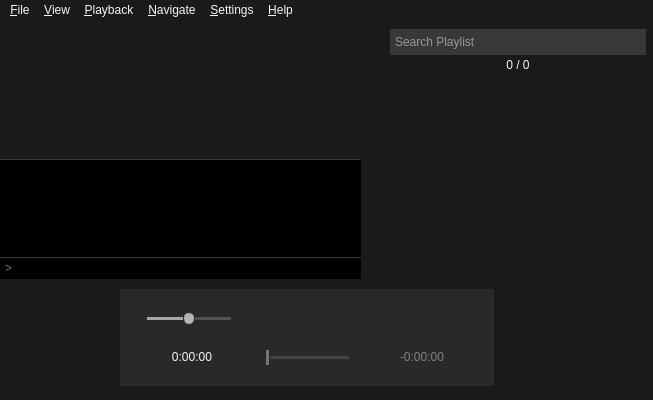
First picture: the form in src/ui/mainwindow.ui, repository liberize/Baka-MPlayer, before the edit.
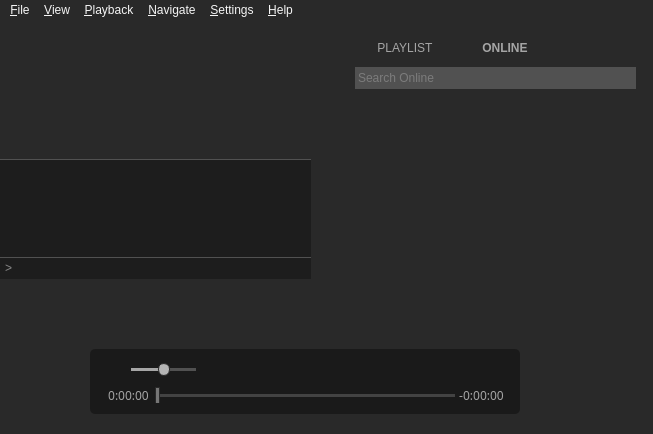
Second picture: the form after the edit. Icons and pictures are not drawn. Custom widgets are drawn as their Qt base class.

```diff
--- a/src/ui/mainwindow.ui
+++ b/src/ui/mainwindow.ui
@@ -7,7 +7,7 @@
     <x>0</x>
     <y>0</y>
     <width>653</width>
-    <height>400</height>
+    <height>434</height>
    </rect>
   </property>
   <property name="focusPolicy">
@@ -26,7 +26,7 @@
   <property name="styleSheet">
    <string notr="true">QWidget {
 	font-family: &quot;Noto Sans&quot;, &quot;FreeSans&quot;;
-	background: #1A1A1A;
+	background: #292929;
 	color: whitesmoke;
 }
 
@@ -34,18 +34,18 @@
 
 QMenuBar,
 QMenuBar::item {
-	background: #1A1A1A;
+	background: #292929;
 }
 QMenuBar::item:selected {
-	background: #383838;
+	background: #515151;
 }
 
 QMenu {
-	background: #1A1A1A;
-    border: 1px solid #383838;
+	background: #292929;
+    border: 1px solid #515151;
 }
 QMenu::item:selected {
-	background: #383838;
+	background: #515151;
  }
 QMenu::item:checked {
 	/* distinguish check state for menu item's with images here */
@@ -55,7 +55,7 @@
 }
 /* QMenu::item::disabled:selected { } */
 QMenu::separator {
-	background: #383838;
+	background: #515151;
 	height: 1px;
 	margin: 2px 0;
 }
@@ -71,12 +71,12 @@
 
 #outputTextEdit {
 	font: 12px &quot;Courier New&quot;, monospace;
-	border-top: 1px solid #383838;
+	border-top: 1px solid #515151;
 }
 
 #inputLineEdit {
 	font: 12px &quot;Courier New&quot;,monospace;
-	border-top: 1px solid #383838;
+	border-top: 1px solid #515151;
 	padding: 2px;
 }
 #inputLineEdit:focus {
@@ -86,8 +86,8 @@
 /* Playlist group */
 
 #searchBox {
-	background: #383838;
-	border: 1px solid #383838;
+	background: #515151;
+	border: 1px solid #515151;
 	font-size: 12px;
 	padding: 4px 2px;
 }
@@ -111,11 +111,11 @@
 	outline: none;
 }
 #playlistWidget::item {
-	background: #1A1A1A;
+	background: #292929;
 	padding: 4px 2px;
 }
 #playlistWidget::item:selected {
-	background: #383838;
+	background: #515151;
 }
 #playlistWidget:item:selected:active,
 #playlistWidget:item:selected:!active {
@@ -139,7 +139,7 @@
 }
 QScrollBar::add-page:vertical,
 QScrollBar::sub-page:vertical  {
-	background: #383838;
+	background: #515151;
 	margin: 0 2px;
 }
 QScrollBar::up-arrow:vertical,
@@ -162,22 +162,37 @@
 }
 QScrollBar::add-page:horizontal,
 QScrollBar::sub-page:horizontal {
-	background: #383838;
+	background: #515151;
 	margin: 2px 0;
 }
 QScrollBar::left-arrow:horizontal,
 QScrollBar::right-arrow:horizontal {
 	background: transparent;
+}
+QToolTip
+{
+  background-color: #1A1A1A;
+  color: #A5A5A5;
 }</string>
   </property>
   <widget class="QWidget" name="centralwidget">
-   <widget class="QWidget" name="playbackLayoutWidget" native="true">
+   <widget class="QWidget" name="mpvContainer" native="true">
     <property name="geometry">
      <rect>
-      <x>120</x>
-      <y>270</y>
-      <width>374</width>
-      <height>97</height>
+      <x>0</x>
+      <y>20</y>
+      <width>301</width>
+      <height>91</height>
+     </rect>
+    </property>
+   </widget>
+   <widget class="QWidget" name="controlsWidget" native="true">
+    <property name="geometry">
+     <rect>
+      <x>90</x>
+      <y>330</y>
+      <width>430</width>
+      <height>65</height>
      </rect>
     </property>
     <property name="sizePolicy">
@@ -187,23 +202,30 @@
      </sizepolicy>
     </property>
     <property name="styleSheet">
-     <string notr="true">background-color: #292929;</string>
+     <string notr="true">background-color: #1A1A1A;
+border-radius: 5px;</string>
     </property>
     <layout class="QVBoxLayout" name="verticalLayout_2">
+     <property name="spacing">
+      <number>0</number>
+     </property>
      <property name="leftMargin">
-      <number>5</number>
+      <number>15</number>
      </property>
      <property name="topMargin">
-      <number>5</number>
+      <number>2</number>
      </property>
      <property name="rightMargin">
-      <number>5</number>
+      <number>15</number>
      </property>
      <property name="bottomMargin">
-      <number>5</number>
+      <number>2</number>
      </property>
      <item>
       <layout class="QHBoxLayout" name="horizontalLayout_2">
+       <property name="spacing">
+        <number>0</number>
+       </property>
        <item>
         <widget class="QPushButton" name="muteButton">
          <property name="sizePolicy">
@@ -239,6 +261,22 @@
          </property>
         </widget>
        </item>
+       <item>
+        <spacer name="horizontalSpacer_3">
+         <property name="orientation">
+          <enum>Qt::Horizontal</enum>
+         </property>
+         <property name="sizeType">
+          <enum>QSizePolicy::Fixed</enum>
+         </property>
+         <property name="sizeHint" stdset="0">
+          <size>
+           <width>10</width>
+           <height>20</height>
+          </size>
+         </property>
+        </spacer>
+       </item>
        <item>
         <widget class="CustomSlider" name="volumeSlider">
          <property name="sizePolicy">
@@ -247,6 +285,12 @@
            <verstretch>0</verstretch>
           </sizepolicy>
          </property>
+         <property name="maximumSize">
+          <size>
+           <width>65</width>
+           <height>20</height>
+          </size>
+         </property>
          <property name="focusPolicy">
           <enum>Qt::NoFocus</enum>
          </property>
@@ -293,7 +337,7 @@
          </property>
          <property name="sizeHint" stdset="0">
           <size>
-           <width>20</width>
+           <width>60</width>
            <height>20</height>
           </size>
          </property>
@@ -312,8 +356,8 @@
          </property>
          <property name="maximumSize">
           <size>
-           <width>18</width>
-           <height>16</height>
+           <width>24</width>
+           <height>24</height>
           </size>
          </property>
          <property name="cursor">
@@ -324,14 +368,12 @@
          </property>
          <property name="icon">
           <iconset resource="../rsclist.qrc">
-           <normaloff>:/img/default_previous.svg</normaloff>
-           <disabledoff>:/img/disabled_previous.svg</disabledoff>
-           <disabledon>:/img/disabled_previous.svg</disabledon>:/img/default_previous.svg</iconset>
+           <normaloff>:/img/default_previous.svg</normaloff>:/img/default_previous.svg</iconset>
          </property>
          <property name="iconSize">
           <size>
-           <width>18</width>
-           <height>16</height>
+           <width>24</width>
+           <height>24</height>
           </size>
          </property>
          <property name="flat">
@@ -339,6 +381,22 @@
          </property>
         </widget>
        </item>
+       <item>
+        <spacer name="horizontalSpacer">
+         <property name="orientation">
+          <enum>Qt::Horizontal</enum>
+         </property>
+         <property name="sizeType">
+          <enum>QSizePolicy::Fixed</enum>
+         </property>
+         <property name="sizeHint" stdset="0">
+          <size>
+           <width>16</width>
+           <height>20</height>
+          </size>
+         </property>
+        </spacer>
+       </item>
        <item>
         <widget class="QPushButton" name="playButton">
          <property name="enabled">
@@ -352,8 +410,8 @@
          </property>
          <property name="maximumSize">
           <size>
-           <width>34</width>
-           <height>34</height>
+           <width>24</width>
+           <height>24</height>
           </size>
          </property>
          <property name="cursor">
@@ -364,94 +422,12 @@
          </property>
          <property name="icon">
           <iconset resource="../rsclist.qrc">
-           <normaloff>:/img/default_play.svg</normaloff>
-           <disabledoff>:/img/disabled_play.svg</disabledoff>
-           <disabledon>:/img/disabled_play.svg</disabledon>:/img/default_play.svg</iconset>
+           <normaloff>:/img/default_play.svg</normaloff>:/img/default_play.svg</iconset>
          </property>
          <property name="iconSize">
           <size>
-           <width>34</width>
-           <height>34</height>
-          </size>
-         </property>
-         <property name="flat">
-          <bool>true</bool>
-         </property>
-        </widget>
-       </item>
-       <item>
-        <widget class="IndexButton" name="nextButton">
-         <property name="enabled">
-          <bool>false</bool>
-         </property>
-         <property name="sizePolicy">
-          <sizepolicy hsizetype="Fixed" vsizetype="Fixed">
-           <horstretch>0</horstretch>
-           <verstretch>0</verstretch>
-          </sizepolicy>
-         </property>
-         <property name="maximumSize">
-          <size>
-           <width>18</width>
-           <height>16</height>
-          </size>
-         </property>
-         <property name="cursor">
-          <cursorShape>PointingHandCursor</cursorShape>
-         </property>
-         <property name="focusPolicy">
-          <enum>Qt::NoFocus</enum>
-         </property>
-         <property name="icon">
-          <iconset resource="../rsclist.qrc">
-           <normaloff>:/img/default_next.svg</normaloff>
-           <disabledoff>:/img/disabled_next.svg</disabledoff>
-           <disabledon>:/img/disabled_next.svg</disabledon>:/img/default_next.svg</iconset>
-         </property>
-         <property name="iconSize">
-          <size>
-           <width>18</width>
-           <height>16</height>
-          </size>
-         </property>
-         <property name="flat">
-          <bool>true</bool>
-         </property>
-        </widget>
-       </item>
-       <item>
-        <widget class="QPushButton" name="rewindButton">
-         <property name="enabled">
-          <bool>false</bool>
-         </property>
-         <property name="sizePolicy">
-          <sizepolicy hsizetype="Fixed" vsizetype="Fixed">
-           <horstretch>0</horstretch>
-           <verstretch>0</verstretch>
-          </sizepolicy>
-         </property>
-         <property name="maximumSize">
-          <size>
-           <width>16</width>
-           <height>16</height>
-          </size>
-         </property>
-         <property name="cursor">
-          <cursorShape>PointingHandCursor</cursorShape>
-         </property>
-         <property name="focusPolicy">
-          <enum>Qt::NoFocus</enum>
-         </property>
-         <property name="icon">
-          <iconset resource="../rsclist.qrc">
-           <normaloff>:/img/default_reverse.svg</normaloff>
-           <disabledoff>:/img/disabled_reverse.svg</disabledoff>
-           <disabledon>:/img/disabled_reverse.svg</disabledon>:/img/default_reverse.svg</iconset>
-         </property>
-         <property name="iconSize">
-          <size>
-           <width>14</width>
-           <height>16</height>
+           <width>24</width>
+           <height>24</height>
           </size>
          </property>
          <property name="flat">
@@ -465,6 +441,60 @@
           <enum>Qt::Horizontal</enum>
          </property>
          <property name="sizeType">
+          <enum>QSizePolicy::Fixed</enum>
+         </property>
+         <property name="sizeHint" stdset="0">
+          <size>
+           <width>16</width>
+           <height>20</height>
+          </size>
+         </property>
+        </spacer>
+       </item>
+       <item>
+        <widget class="IndexButton" name="nextButton">
+         <property name="enabled">
+          <bool>false</bool>
+         </property>
+         <property name="sizePolicy">
+          <sizepolicy hsizetype="Fixed" vsizetype="Fixed">
+           <horstretch>0</horstretch>
+           <verstretch>0</verstretch>
+          </sizepolicy>
+         </property>
+         <property name="maximumSize">
+          <size>
+           <width>24</width>
+           <height>24</height>
+          </size>
+         </property>
+         <property name="cursor">
+          <cursorShape>PointingHandCursor</cursorShape>
+         </property>
+         <property name="focusPolicy">
+          <enum>Qt::NoFocus</enum>
+         </property>
+         <property name="icon">
+          <iconset resource="../rsclist.qrc">
+           <normaloff>:/img/default_next.svg</normaloff>:/img/default_next.svg</iconset>
+         </property>
+         <property name="iconSize">
+          <size>
+           <width>24</width>
+           <height>24</height>
+          </size>
+         </property>
+         <property name="flat">
+          <bool>true</bool>
+         </property>
+        </widget>
+       </item>
+       <item>
+        <spacer name="horizontalSpacer_7">
+         <property name="orientation">
+          <enum>Qt::Horizontal</enum>
+         </property>
+         <property name="sizeType">
           <enum>QSizePolicy::Expanding</enum>
          </property>
          <property name="sizeHint" stdset="0">
@@ -475,48 +505,10 @@
          </property>
         </spacer>
        </item>
-       <item>
-        <widget class="OpenButton" name="openButton">
-         <property name="sizePolicy">
-          <sizepolicy hsizetype="Fixed" vsizetype="Fixed">
-           <horstretch>0</horstretch>
-           <verstretch>0</verstretch>
-          </sizepolicy>
-         </property>
-         <property name="maximumSize">
-          <size>
-           <width>16</width>
-           <height>16</height>
-          </size>
-         </property>
-         <property name="cursor">
-          <cursorShape>PointingHandCursor</cursorShape>
-         </property>
-         <property name="focusPolicy">
-          <enum>Qt::NoFocus</enum>
-         </property>
-         <property name="toolTip">
-          <string>&lt;html&gt;&lt;head/&gt;&lt;body&gt;&lt;p&gt;Left Click to Open File&lt;br&gt;Mouse Wheel Click to Jump&lt;br&gt;Right Click to Open URL&lt;/p&gt;&lt;/body&gt;&lt;/html&gt;</string>
-         </property>
-         <property name="icon">
-          <iconset resource="../rsclist.qrc">
-           <normaloff>:/img/default_open.svg</normaloff>:/img/default_open.svg</iconset>
-         </property>
-         <property name="iconSize">
-          <size>
-           <width>16</width>
-           <height>16</height>
-          </size>
-         </property>
-         <property name="flat">
-          <bool>true</bool>
-         </property>
-        </widget>
-       </item>
        <item>
         <widget class="QPushButton" name="playlistButton">
          <property name="enabled">
-          <bool>false</bool>
+          <bool>true</bool>
          </property>
          <property name="sizePolicy">
           <sizepolicy hsizetype="Fixed" vsizetype="Fixed">
@@ -538,9 +530,7 @@
          </property>
          <property name="icon">
           <iconset resource="../rsclist.qrc">
-           <normaloff>:/img/default_playlist.svg</normaloff>
-           <disabledoff>:/img/disabled_playlist.svg</disabledoff>
-           <disabledon>:/img/disabled_playlist.svg</disabledon>:/img/default_playlist.svg</iconset>
+           <normaloff>:/img/default_playlist.svg</normaloff>:/img/default_playlist.svg</iconset>
          </property>
          <property name="iconSize">
           <size>
@@ -560,14 +550,32 @@
      </item>
      <item>
       <layout class="QHBoxLayout" name="horizontalLayout_3">
+       <property name="spacing">
+        <number>0</number>
+       </property>
        <item>
         <widget class="QLabel" name="durationLabel">
          <property name="sizePolicy">
-          <sizepolicy hsizetype="Preferred" vsizetype="Fixed">
+          <sizepolicy hsizetype="Fixed" vsizetype="Fixed">
            <horstretch>0</horstretch>
            <verstretch>0</verstretch>
           </sizepolicy>
          </property>
+         <property name="maximumSize">
+          <size>
+           <width>50</width>
+           <height>16</height>
+          </size>
+         </property>
+         <property name="font">
+          <font>
+           <family>Noto Sans,FreeSans</family>
+           <pointsize>-1</pointsize>
+          </font>
+         </property>
+         <property name="styleSheet">
+          <string notr="true">color: #A5A5A5;</string>
+         </property>
          <property name="text">
           <string>0:00:00</string>
          </property>
@@ -576,17 +584,39 @@
          </property>
         </widget>
        </item>
+       <item>
+        <spacer name="horizontalSpacer_8">
+         <property name="orientation">
+          <enum>Qt::Horizontal</enum>
+         </property>
+         <property name="sizeType">
+          <enum>QSizePolicy::Fixed</enum>
+         </property>
+         <property name="sizeHint" stdset="0">
+          <size>
+           <width>3</width>
+           <height>16</height>
+          </size>
+         </property>
+        </spacer>
+       </item>
        <item>
         <widget class="SeekBar" name="seekBar">
          <property name="enabled">
           <bool>false</bool>
          </property>
          <property name="sizePolicy">
-          <sizepolicy hsizetype="Fixed" vsizetype="Fixed">
+          <sizepolicy hsizetype="Expanding" vsizetype="Fixed">
            <horstretch>0</horstretch>
            <verstretch>0</verstretch>
           </sizepolicy>
          </property>
+         <property name="maximumSize">
+          <size>
+           <width>300</width>
+           <height>16</height>
+          </size>
+         </property>
          <property name="cursor">
           <cursorShape>PointingHandCursor</cursorShape>
          </property>
@@ -624,20 +654,51 @@
          </property>
         </widget>
        </item>
+       <item>
+        <spacer name="horizontalSpacer_9">
+         <property name="orientation">
+          <enum>Qt::Horizontal</enum>
+         </property>
+         <property name="sizeType">
+          <enum>QSizePolicy::Fixed</enum>
+         </property>
+         <property name="sizeHint" stdset="0">
+          <size>
+           <width>3</width>
+           <height>16</height>
+          </size>
+         </property>
+        </spacer>
+       </item>
        <item>
         <widget class="QLabel" name="remainingLabel">
          <property name="sizePolicy">
-          <sizepolicy hsizetype="Preferred" vsizetype="Fixed">
+          <sizepolicy hsizetype="Fixed" vsizetype="Fixed">
            <horstretch>0</horstretch>
            <verstretch>0</verstretch>
           </sizepolicy>
          </property>
+         <property name="maximumSize">
+          <size>
+           <width>50</width>
+           <height>16</height>
+          </size>
+         </property>
+         <property name="font">
+          <font>
+           <family>Noto Sans,FreeSans</family>
+           <pointsize>-1</pointsize>
+          </font>
+         </property>
          <property name="cursor">
           <cursorShape>PointingHandCursor</cursorShape>
          </property>
          <property name="toolTip">
           <string>Click to change between total and remaining time</string>
          </property>
+         <property name="styleSheet">
+          <string notr="true">color: #A5A5A5;</string>
+         </property>
          <property name="text">
           <string>-0:00:00</string>
          </property>
@@ -650,13 +711,13 @@
      </item>
     </layout>
    </widget>
-   <widget class="QWidget" name="playlistLayoutWidget" native="true">
+   <widget class="QWidget" name="sidebarWidget" native="true">
     <property name="geometry">
      <rect>
-      <x>390</x>
+      <x>355</x>
       <y>10</y>
-      <width>256</width>
-      <height>244</height>
+      <width>281</width>
+      <height>301</height>
      </rect>
     </property>
     <property name="sizePolicy">
@@ -665,7 +726,10 @@
       <verstretch>0</verstretch>
      </sizepolicy>
     </property>
-    <layout class="QVBoxLayout" name="playlistLayout">
+    <property name="styleSheet">
+     <string notr="true">background: #292929;</string>
+    </property>
+    <layout class="QVBoxLayout" name="verticalLayout_7">
      <property name="spacing">
       <number>0</number>
      </property>
@@ -679,8 +743,59 @@
       <number>0</number>
      </property>
      <property name="bottomMargin">
+      <number>0</number>
+     </property>
+     <item>
+      <widget class="QTabWidget" name="tabWidget">
+       <property name="styleSheet">
+        <string notr="true">QTabWidget::pane { /* The tab widget frame */
+	padding: 0px 0px;
+}
+
+QTabWidget::tab-bar {
+	alignment: center;
+}
+
+/* Style the tab using the tab sub-control. Note that
+    it reads QTabBar _not_ QTabWidget */
+QTabBar::tab {
+	color: #A5A5A5;
+	border-style: none;
+	padding-top: 4px;
+	padding-bottom: 4px;
+	min-width: 100px;
+	height: 30px;
+}
+QTabBar::tab:selected {
+	font-weight: bold;
+}
+QTabBar::tab:!selected {
+	font-weight: normal;
+}</string>
+       </property>
+       <property name="currentIndex">
       <number>1</number>
      </property>
+       <widget class="QWidget" name="tab_3">
+        <attribute name="title">
+         <string>PLAYLIST</string>
+        </attribute>
+        <layout class="QVBoxLayout" name="verticalLayout_5">
+         <property name="spacing">
+          <number>0</number>
+         </property>
+         <property name="leftMargin">
+          <number>0</number>
+         </property>
+         <property name="topMargin">
+          <number>0</number>
+         </property>
+         <property name="rightMargin">
+          <number>0</number>
+         </property>
+         <property name="bottomMargin">
+          <number>0</number>
+         </property>
      <item>
       <widget class="QLineEdit" name="searchBox">
        <property name="mouseTracking">
@@ -689,6 +804,12 @@
        <property name="focusPolicy">
         <enum>Qt::ClickFocus</enum>
        </property>
+           <property name="styleSheet">
+            <string notr="true">background-color: #515151;
+color: #A5A5A5;
+border: none;
+padding: 3px 1px;</string>
+           </property>
        <property name="placeholderText">
         <string>Search Playlist</string>
        </property>
@@ -699,7 +820,7 @@
      </item>
      <item>
       <widget class="QWidget" name="playlistControlLayout" native="true">
-       <layout class="QHBoxLayout" name="horizontalLayout">
+           <layout class="QHBoxLayout" name="horizontalLayout_8">
         <property name="spacing">
          <number>2</number>
         </property>
@@ -735,7 +856,7 @@
     border: none; /* no border for a flat push button */
 }
 QPushButton:flat:pressed {
-	background: #383838;
+	background: #515151;
 	border-radius: 2px;
 }</string>
           </property>
@@ -755,7 +876,7 @@
          </widget>
         </item>
         <item>
-         <spacer name="horizontalSpacer_2">
+             <spacer name="horizontalSpacer_18">
           <property name="orientation">
            <enum>Qt::Horizontal</enum>
           </property>
@@ -787,7 +908,7 @@
          </widget>
         </item>
         <item>
-         <spacer name="horizontalSpacer_6">
+             <spacer name="horizontalSpacer_19">
           <property name="orientation">
            <enum>Qt::Horizontal</enum>
           </property>
@@ -819,7 +940,7 @@
     border: none; /* no border for a flat push button */
 }
 QPushButton:flat:pressed {
-	background: #383838;
+	background: #515151;
 	border-radius: 2px;
 }</string>
           </property>
@@ -859,12 +980,76 @@
      </item>
     </layout>
    </widget>
-   <widget class="QWidget" name="verticalWidget" native="true">
+       <widget class="QWidget" name="tab_4">
+        <attribute name="title">
+         <string>ONLINE</string>
+        </attribute>
+        <layout class="QVBoxLayout" name="verticalLayout_6">
+         <property name="spacing">
+          <number>0</number>
+         </property>
+         <property name="leftMargin">
+          <number>0</number>
+         </property>
+         <property name="topMargin">
+          <number>0</number>
+         </property>
+         <property name="rightMargin">
+          <number>0</number>
+         </property>
+         <property name="bottomMargin">
+          <number>0</number>
+         </property>
+         <item>
+          <widget class="QLineEdit" name="searchBox_4">
+           <property name="mouseTracking">
+            <bool>false</bool>
+           </property>
+           <property name="focusPolicy">
+            <enum>Qt::ClickFocus</enum>
+           </property>
+           <property name="styleSheet">
+            <string notr="true">background-color: #515151;
+color: #A5A5A5;
+border: none;
+padding: 3px 1px;</string>
+           </property>
+           <property name="placeholderText">
+            <string>Search Online</string>
+           </property>
+           <property name="clearButtonEnabled">
+            <bool>true</bool>
+           </property>
+          </widget>
+         </item>
+         <item>
+          <widget class="OnlineWidget" name="onlineWidget">
+           <property name="focusPolicy">
+            <enum>Qt::ClickFocus</enum>
+           </property>
+           <property name="contextMenuPolicy">
+            <enum>Qt::DefaultContextMenu</enum>
+           </property>
+           <property name="frameShape">
+            <enum>QFrame::NoFrame</enum>
+           </property>
+           <property name="dragDropMode">
+            <enum>QAbstractItemView::InternalMove</enum>
+           </property>
+          </widget>
+         </item>
+        </layout>
+       </widget>
+      </widget>
+     </item>
+    </layout>
+   </widget>
+   <widget class="QWidget" name="debugWidget" native="true">
     <property name="geometry">
      <rect>
       <x>0</x>
       <y>140</y>
-      <width>361</width>
+      <width>311</width>
       <height>120</height>
      </rect>
     </property>
@@ -874,6 +1059,9 @@
       <verstretch>0</verstretch>
      </sizepolicy>
     </property>
+    <property name="styleSheet">
+     <string notr="true">background-color: #29000000;</string>
+    </property>
     <layout class="QVBoxLayout" name="verticalLayout">
      <property name="spacing">
       <number>0</number>
@@ -927,6 +1115,10 @@
      </item>
     </layout>
    </widget>
+   <zorder>mpvContainer</zorder>
+   <zorder>debugWidget</zorder>
+   <zorder>controlsWidget</zorder>
+   <zorder>sidebarWidget</zorder>
   </widget>
   <widget class="QMenuBar" name="menubar">
    <property name="geometry">
@@ -1563,11 +1755,6 @@
    <extends>QSlider</extends>
    <header>widgets/customslider.h</header>
   </customwidget>
-  <customwidget>
-   <class>OpenButton</class>
-   <extends>QPushButton</extends>
-   <header>widgets/openbutton.h</header>
-  </customwidget>
   <customwidget>
    <class>IndexButton</class>
    <extends>QPushButton</extends>
@@ -1593,6 +1780,11 @@
    <extends>QLineEdit</extends>
    <header>widgets/customlineedit.h</header>
   </customwidget>
+  <customwidget>
+   <class>OnlineWidget</class>
+   <extends>QListWidget</extends>
+   <header>widgets/onlinewidget.h</header>
+  </customwidget>
  </customwidgets>
  <resources>
   <include location="../rsclist.qrc"/>
```
Lines whose indentation alone changed are shown as unchanged.
